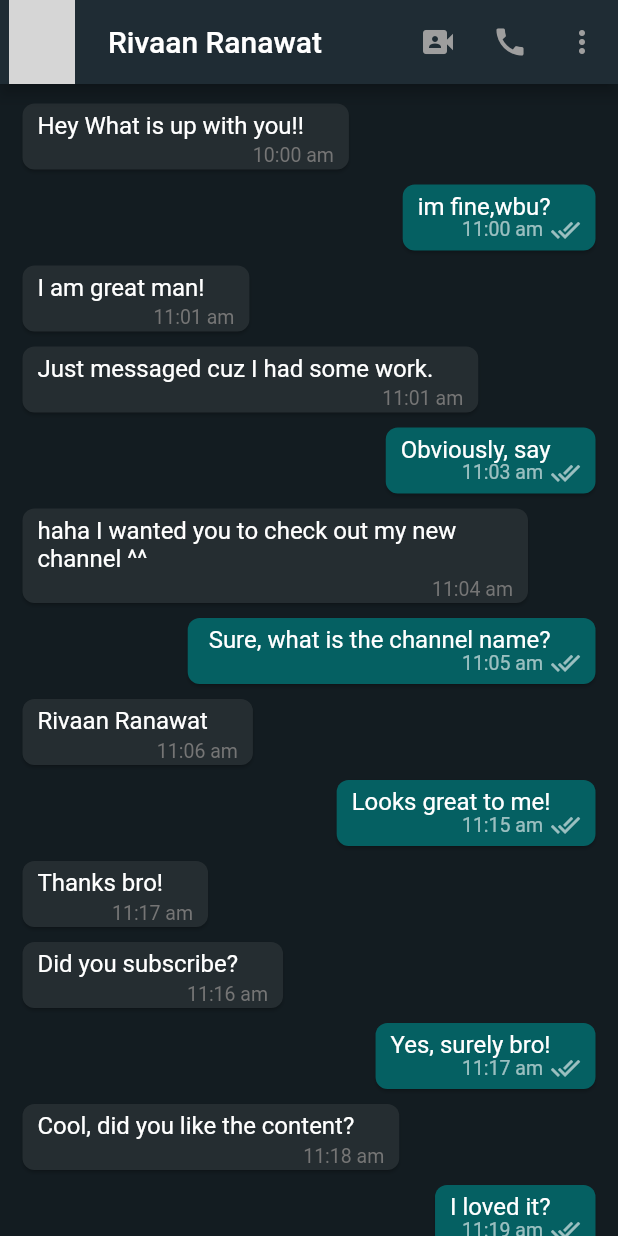
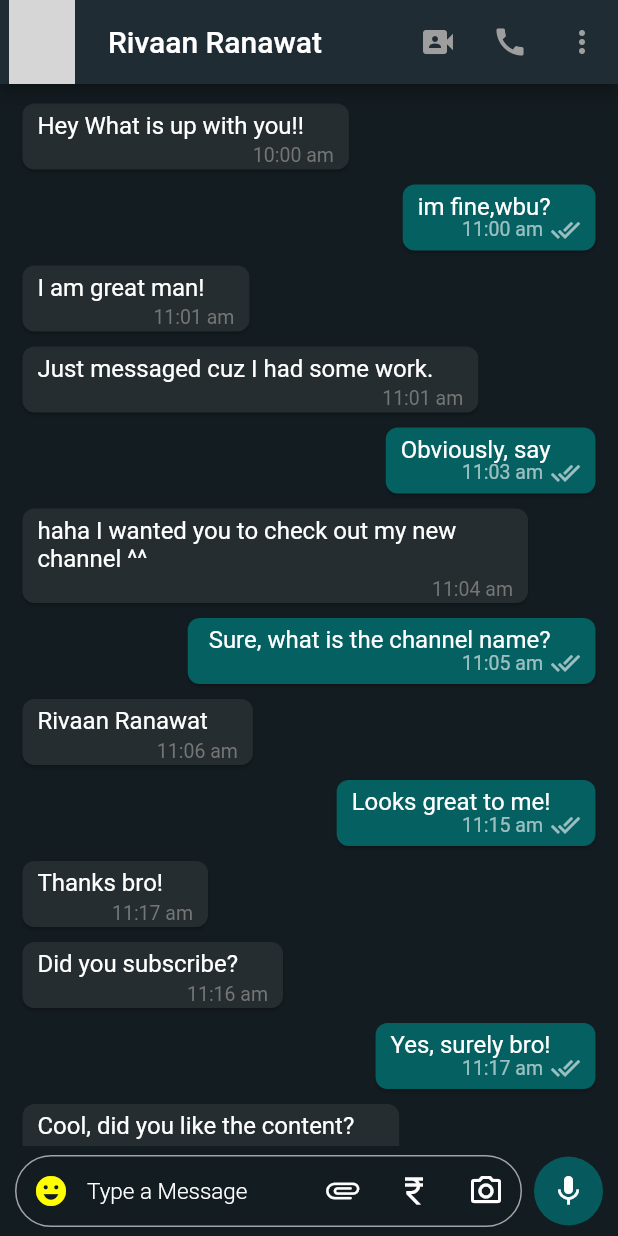
Before and after one commit to DilshadAlam98/WhatsApp-clone, a Flutter app: the screen it shows after launch, after a tap on "Rivaan Ranawat", on a phone screen of 412 x 824 dp. Run offline on Flutter 3.47's test engine with Material 2 defaults, Android fonts, the phone set to English and light mode, and no system bars; missing offline and left inert: status_view; network calls fail; grey boxes are pictures that could not be loaded.

Commit message:
messageField

```diff
--- a/lib/screen/mobile/mobile_screen.dart
+++ b/lib/screen/mobile/mobile_screen.dart
@@ -1,7 +1,6 @@
 import 'package:flutter/material.dart';
 import 'package:whatsapp_clone/constant/app_constant.dart';
 import 'package:whatsapp_clone/constant/color_constant.dart';
-import 'package:whatsapp_clone/widget/contact_list.dart';
 
 class MobileScreen extends StatelessWidget {
   const MobileScreen({Key? key}) : super(key: key);
--- a/lib/widget/chat_list.dart
+++ b/lib/widget/chat_list.dart
@@ -5,17 +5,21 @@ import 'package:whatsapp_clone/widget/my_message_card.dart';
 import 'package:whatsapp_clone/widget/sender_message.dart';
 
 class ChatList extends StatelessWidget {
-  const ChatList({
+  ChatList({
     Key? key,
     required this.name,
     required this.profilePic,
   }) : super(key: key);
   final String name;
   final String profilePic;
+  final TextEditingController _messageController = TextEditingController();
 
   @override
   Widget build(BuildContext context) {
     return Scaffold(
+      resizeToAvoidBottomInset: true,
+      floatingActionButtonLocation: FloatingActionButtonLocation.centerDocked,
+      bottomSheet: _bottomInputField(),
       appBar: AppBar(
         automaticallyImplyLeading: true,
         backgroundColor: appBarColor,
@@ -53,6 +57,107 @@ class ChatList extends StatelessWidget {
     );
   }
 
+  Widget _bottomInputField() {
+    return Container(
+      width: double.infinity,
+      height: 60,
+      color: backgroundColor,
+      padding: const EdgeInsets.symmetric(horizontal: 10, vertical: 3),
+      child: Row(
+        children: [
+          Expanded(
+            child: TextFormField(
+              controller: _messageController,
+              onChanged: (value) {},
+              decoration: InputDecoration(
+                  hintText: "Type a Message",
+                  hintStyle: const TextStyle(
+                    color: Colors.white,
+                    fontSize: 15,
+                    fontWeight: FontWeight.w300,
+                  ),
+                  prefixIcon: IconButton(
+                    icon: const Icon(
+                      Icons.emoji_emotions,
+                      color: Colors.yellowAccent,
+                    ),
+                    onPressed: () {},
+                  ),
+                  suffixIcon: Row(
+                    mainAxisAlignment: MainAxisAlignment.end,
+                    mainAxisSize: MainAxisSize.min,
+                    children: [
+                      IconButton(
+                        style: IconButton.styleFrom(
+                          elevation: 8,
+                          padding: const EdgeInsets.all(0),
+                        ),
+                        icon: const Icon(
+                          Icons.attachment_rounded,
+                          color: Colors.white,
+                        ),
+                        onPressed: () {},
+                      ),
+                      if (_messageController.text.isEmpty)
+                        Row(
+                          children: [
+                            IconButton(
+                              style: IconButton.styleFrom(
+                                elevation: 8,
+                                padding: const EdgeInsets.all(0),
+                              ),
+                              icon: const Icon(
+                                Icons.currency_rupee,
+                                color: Colors.white,
+                              ),
+                              onPressed: () {},
+                            ),
+                            IconButton(
+                              style: IconButton.styleFrom(
+                                elevation: 8,
+                                padding: const EdgeInsets.all(0),
+                              ),
+                              icon: const Icon(
+                                Icons.camera_alt_outlined,
+                                color: Colors.white,
+                              ),
+                              onPressed: () {},
+                            ),
+                          ],
+                        )
+                    ],
+                  ),
+                  enabled: true,
+                  contentPadding: const EdgeInsets.all(7),
+                  border: OutlineInputBorder(
+                      borderRadius: BorderRadius.circular(30),
+                      borderSide: const BorderSide(color: Colors.grey)),
+                  filled: true,
+                  focusedBorder: OutlineInputBorder(
+                      borderRadius: BorderRadius.circular(30),
+                      borderSide: const BorderSide(color: Colors.grey)),
+                  fillColor: Colors.transparent),
+              minLines: 1,
+              maxLines: 100,
+            ),
+          ),
+          const SizedBox(width: 8),
+          CircleAvatar(
+            radius: 23,
+            backgroundColor: messageColor.withOpacity(0.9),
+            child: IconButton(
+              onPressed: () {},
+              icon: const Icon(
+                Icons.mic,
+                color: Colors.white,
+              ),
+            ),
+          )
+        ],
+      ),
+    );
+  }
+
   Widget _actionIconButton({required IconData icon, VoidCallback? onPressed}) {
     return IconButton(
       icon: Icon(icon, color: Colors.grey),
```
Also changed, not shown: 4 other files.
